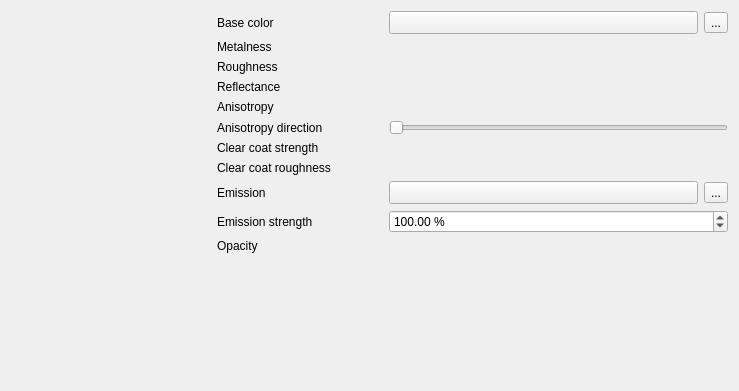
Qt form src/ui/3d/metalroughmaterialwidget.ui (qgis/QGIS) before a commit.
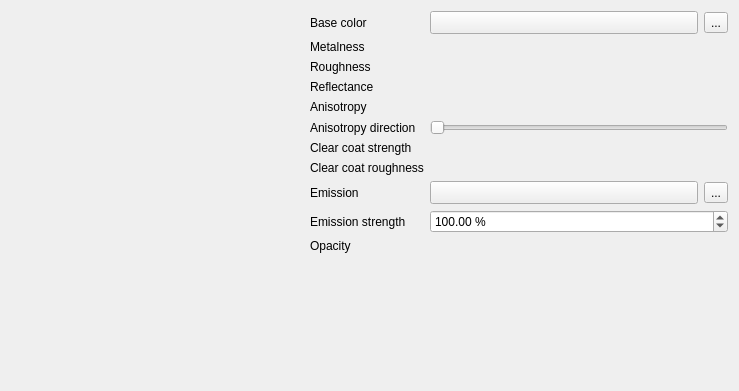
The same form after that commit. Custom widgets are drawn as their Qt base class.

Commit message:
qgsmetalroughmaterialwidget: Fix preview resizing
ef61eb93e52a19d4f664c387fa69dc5b33d78dbc fixed the widget
alignement. However, this broke preview correct resizing when the
preview is visible. Fix it by only activating column stretch when the
preview is hidden.

```diff
--- a/src/ui/3d/metalroughmaterialwidget.ui
+++ b/src/ui/3d/metalroughmaterialwidget.ui
@@ -13,7 +13,7 @@
   <property name="windowTitle">
    <string notr="true">Form</string>
   </property>
-  <layout class="QGridLayout" name="mGridLayout">
+  <layout class="QGridLayout" name="mGridLayout" columnstretch="1,0,1,0">
    <item row="0" column="1">
     <widget class="QLabel" name="lblSpecular">
      <property name="text">
```
The commit also changes 1 other file.
